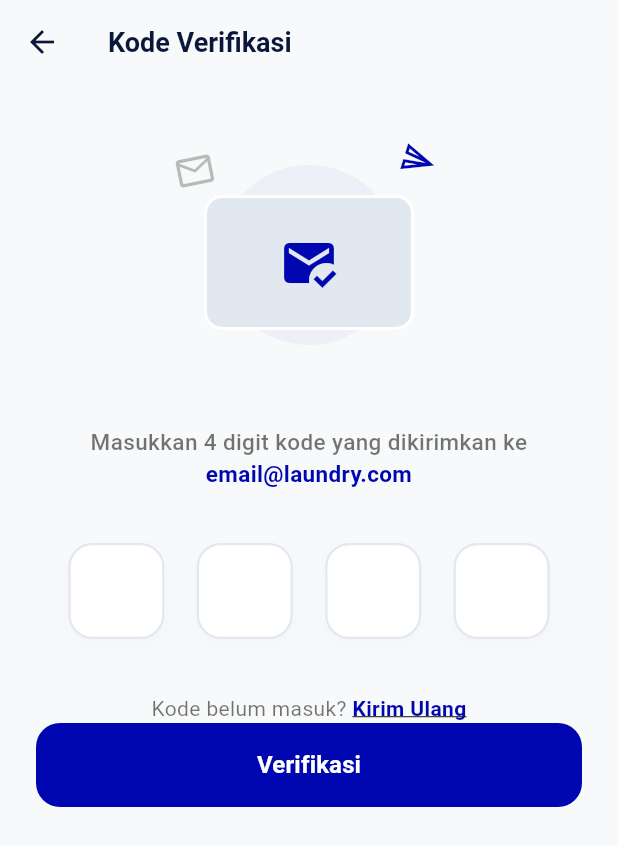
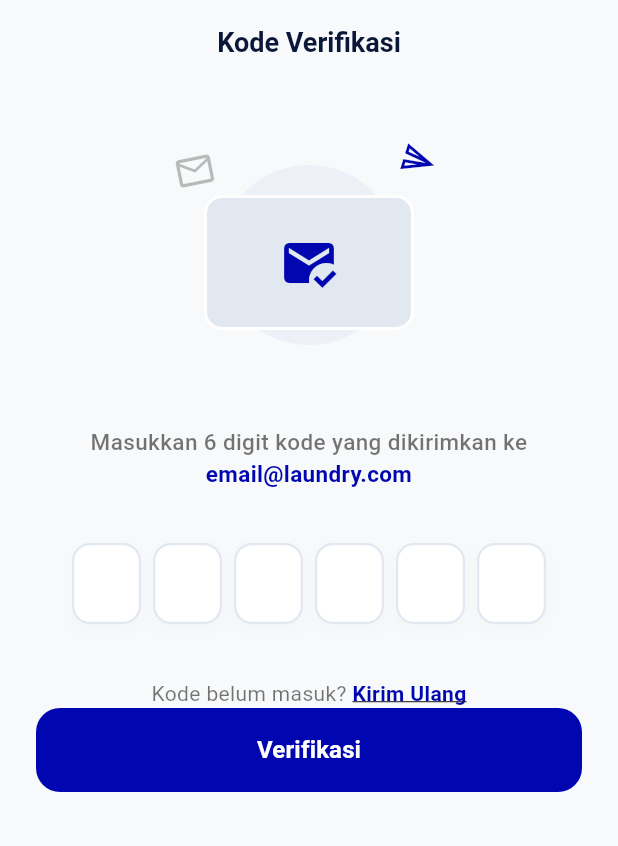
Before and after one commit to bntngridp/courier-myLaundry, a Flutter app: the VerifyOtpView screen opened directly, on a phone screen of 412 x 824 dp. Shown: the top 846 px of the screen. Run offline on Flutter 3.47's test engine with Material 3 defaults, Android fonts, the phone set to English and light mode, and no system bars; our stand-ins replace shared_preferences; accounts and stored records are empty.

Commit message:
feat(courier): align 6-digit OTP verification and password reset flow with admin system

```diff
--- a/lib/ui/features/auth/view_models/auth_view_model.dart
+++ b/lib/ui/features/auth/view_models/auth_view_model.dart
@@ -202,8 +202,8 @@ class AuthViewModel extends ChangeNotifier {
     notifyListeners();
 
     try {
-      if (otp.length != 4) {
-        throw Exception('Kode verifikasi harus 4 digit.');
+      if (otp.length != 6) {
+        throw Exception('Kode verifikasi harus 6 digit.');
       }
       if (_emailForReset == null) {
         throw Exception('Sesi pemulihan tidak valid.');
--- a/lib/ui/features/auth/views/verify_otp_view.dart
+++ b/lib/ui/features/auth/views/verify_otp_view.dart
@@ -12,8 +12,8 @@ class VerifyOtpView extends StatefulWidget {
 }
 
 class _VerifyOtpViewState extends State<VerifyOtpView> {
-  final List<TextEditingController> _controllers = List.generate(4, (_) => TextEditingController());
-  final List<FocusNode> _focusNodes = List.generate(4, (_) => FocusNode());
+  final List<TextEditingController> _controllers = List.generate(6, (_) => TextEditingController());
+  final List<FocusNode> _focusNodes = List.generate(6, (_) => FocusNode());
 
   @override
   void dispose() {
@@ -32,10 +32,10 @@ class _VerifyOtpViewState extends State<VerifyOtpView> {
 
   void _handleVerify() async {
     final otp = _getOtpCode();
-    if (otp.length != 4) {
+    if (otp.length != 6) {
       ScaffoldMessenger.of(context).showSnackBar(
         const SnackBar(
-          content: Text('Silakan masukkan 4 digit kode verifikasi.'),
+          content: Text('Silakan masukkan 6 digit kode verifikasi.'),
           backgroundColor: Colors.red,
         ),
       );
@@ -92,13 +92,11 @@ class _VerifyOtpViewState extends State<VerifyOtpView> {
       appBar: AppBar(
         backgroundColor: Colors.transparent,
         elevation: 0,
-        leading: IconButton(
-          icon: const Icon(Icons.arrow_back, color: Color(0xFF0B1739)),
-          onPressed: () => Navigator.pop(context),
-        ),
-        title: const Text(
-          'Kode Verifikasi',
-          style: TextStyle(
+        automaticallyImplyLeading: false,
+        centerTitle: true,
+        title: Text(
+          viewModel.translate('Kode Verifikasi'),
+          style: const TextStyle(
             color: Color(0xFF0B1739),
             fontWeight: FontWeight.bold,
             fontSize: 18,
@@ -186,7 +184,7 @@ class _VerifyOtpViewState extends State<VerifyOtpView> {
                     // Title info with dynamic email highlighted in blue
                     Text.rich(
                       TextSpan(
-                        text: 'Masukkan 4 digit kode yang dikirimkan ke\n',
+                        text: viewModel.translate('Masukkan 6 digit kode yang dikirimkan ke\n'),
                         style: const TextStyle(
                           fontSize: 15,
                           fontWeight: FontWeight.w500,
@@ -206,16 +204,17 @@ class _VerifyOtpViewState extends State<VerifyOtpView> {
                       textAlign: TextAlign.center,
                     ),
                     const SizedBox(height: 36),
-                    // Row of 4 OTP boxes
+                    // Row of 6 OTP boxes
                     Row(
-                      mainAxisAlignment: MainAxisAlignment.spaceEvenly,
-                      children: List.generate(4, (index) {
+                      mainAxisAlignment: MainAxisAlignment.center,
+                      children: List.generate(6, (index) {
                         return Container(
-                          width: 64,
-                          height: 64,
+                          width: 46,
+                          height: 54,
+                          margin: const EdgeInsets.symmetric(horizontal: 4),
                           decoration: BoxDecoration(
                             color: Colors.white,
-                            borderRadius: BorderRadius.circular(16),
+                            borderRadius: BorderRadius.circular(12),
                             border: Border.all(
                               color: const Color(0xFFE2E8F0),
                               width: 1.5,
@@ -234,7 +233,7 @@ class _VerifyOtpViewState extends State<VerifyOtpView> {
                             keyboardType: TextInputType.number,
                             textAlign: TextAlign.center,
                             style: const TextStyle(
-                              fontSize: 24,
+                              fontSize: 20,
                               fontWeight: FontWeight.bold,
                               color: Color(0xFF0007B0),
                             ),
@@ -248,7 +247,7 @@ class _VerifyOtpViewState extends State<VerifyOtpView> {
                             ),
                             onChanged: (value) {
                               if (value.isNotEmpty) {
-                                if (index < 3) {
+                                if (index < 5) {
                                   _focusNodes[index + 1].requestFocus();
                                 } else {
                                   _focusNodes[index].unfocus();
```
Also changed, not shown: lib/ui/features/auth/views/reset_password_view.dart (+5 -7 lines).
